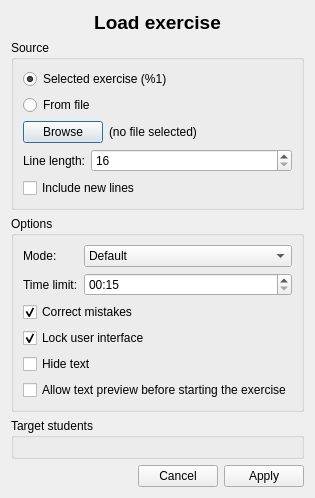
First picture: the form in ui/server/loadexercisedialog.ui, repository Open-Typer/Open-Typer, before the edit.
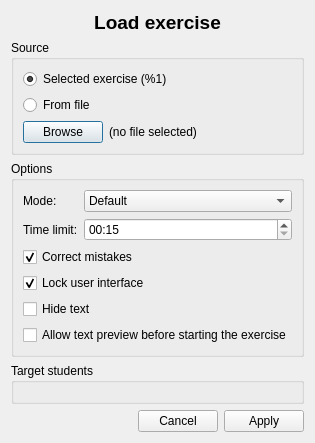
Second picture: the form after the edit.

Commit message:
server: loadexercisedialog: Remove file config
* remove custom line length
* remove include newlines check box

What changed in the file:
```diff
--- a/ui/server/loadexercisedialog.ui
+++ b/ui/server/loadexercisedialog.ui
@@ -7,7 +7,7 @@
     <x>0</x>
     <y>0</y>
     <width>450</width>
-    <height>539</height>
+    <height>561</height>
    </rect>
   </property>
   <property name="windowTitle">
@@ -101,72 +101,6 @@
         </layout>
        </widget>
       </item>
-      <item>
-       <widget class="QWidget" name="fileConfigWidget" native="true">
-        <layout class="QVBoxLayout" name="verticalLayout_4">
-         <property name="leftMargin">
-          <number>0</number>
-         </property>
-         <property name="topMargin">
-          <number>0</number>
-         </property>
-         <property name="rightMargin">
-          <number>0</number>
-         </property>
-         <property name="bottomMargin">
-          <number>0</number>
-         </property>
-         <item>
-          <widget class="QWidget" name="fileConfigForm" native="true">
-           <property name="sizePolicy">
-            <sizepolicy hsizetype="Preferred" vsizetype="Fixed">
-             <horstretch>0</horstretch>
-             <verstretch>0</verstretch>
-            </sizepolicy>
-           </property>
-           <layout class="QFormLayout" name="formLayout_2">
-            <property name="leftMargin">
-             <number>0</number>
-            </property>
-            <property name="topMargin">
-             <number>0</number>
-            </property>
-            <property name="rightMargin">
-             <number>0</number>
-            </property>
-            <property name="bottomMargin">
-             <number>0</number>
-            </property>
-            <item row="0" column="0">
-             <widget class="QLabel" name="lineLengthLabel">
-              <property name="text">
-               <string>Line length:</string>
-              </property>
-             </widget>
-            </item>
-            <item row="0" column="1">
-             <widget class="QSpinBox" name="lineLengthBox">
-              <property name="minimum">
-               <number>16</number>
-              </property>
-              <property name="maximum">
-               <number>128</number>
-              </property>
-             </widget>
-            </item>
-           </layout>
-          </widget>
-         </item>
-         <item>
-          <widget class="QCheckBox" name="includeNewLinesCheckBox">
-           <property name="text">
-            <string>Include new lines</string>
-           </property>
-          </widget>
-         </item>
-        </layout>
-       </widget>
-      </item>
      </layout>
     </widget>
    </item>
```
The commit also changes 1 other file.
